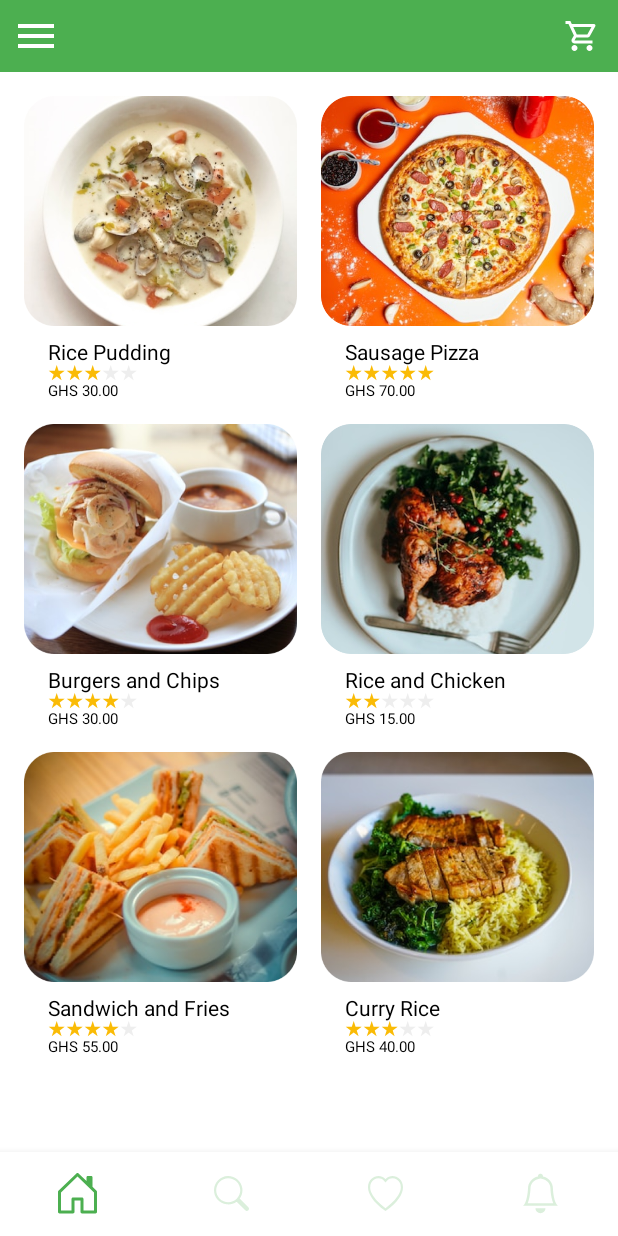
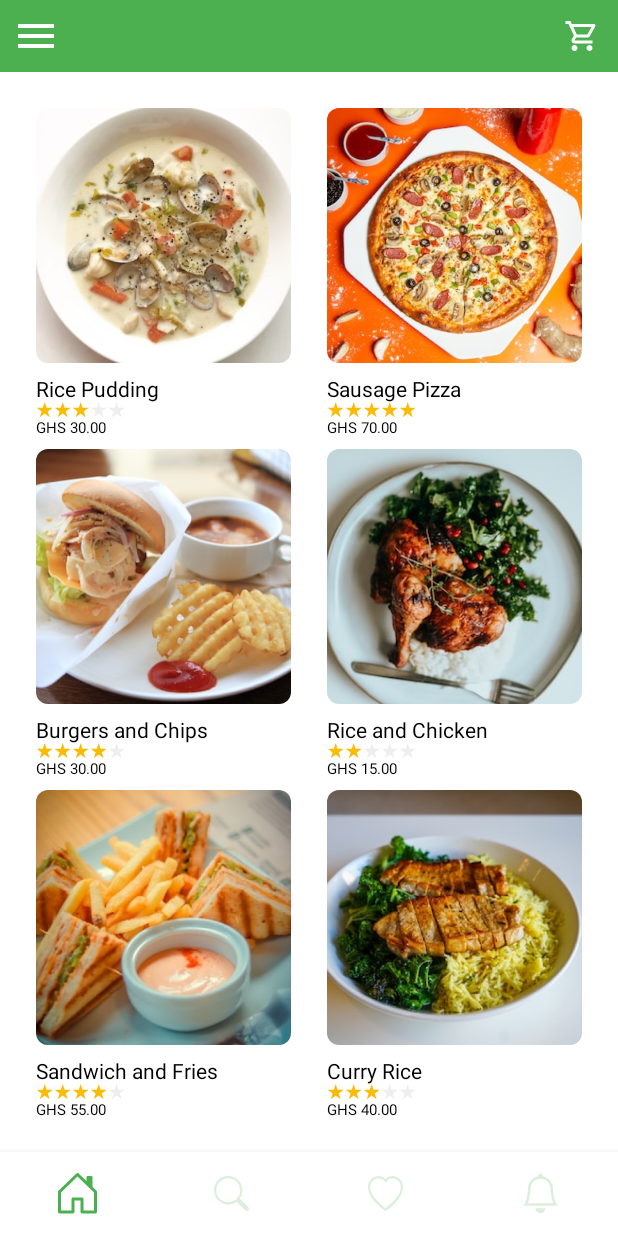
Before and after one commit to Michael-Mensah-xii/Order-Out, an Android app built with Jetpack Compose: the HomeScreen screen opened through its navigation route, on a phone screen of 412 x 824 dp. Run offline under Robolectric (Android 15) with nearby library versions, the phone set to English and light mode, and no system bars; our stand-ins replace accompanist.

Commit message:
initial commit

```diff
--- a/app/src/main/java/com/example/orderout/view/HomeScreen.kt
+++ b/app/src/main/java/com/example/orderout/view/HomeScreen.kt
@@ -1,22 +1,20 @@
 package com.example.orderout.view
 
-import androidx.compose.foundation.ExperimentalFoundationApi
 import androidx.compose.foundation.Image
-import androidx.compose.foundation.background
 import androidx.compose.foundation.clickable
 import androidx.compose.foundation.layout.Arrangement
 import androidx.compose.foundation.layout.Column
 import androidx.compose.foundation.layout.PaddingValues
 import androidx.compose.foundation.layout.Row
 import androidx.compose.foundation.layout.Spacer
+import androidx.compose.foundation.layout.fillMaxSize
 import androidx.compose.foundation.layout.heightIn
 import androidx.compose.foundation.layout.padding
-import androidx.compose.foundation.layout.widthIn
+import androidx.compose.foundation.layout.size
 import androidx.compose.foundation.lazy.grid.GridCells
 import androidx.compose.foundation.lazy.grid.LazyVerticalGrid
 import androidx.compose.foundation.lazy.grid.itemsIndexed
 import androidx.compose.foundation.shape.RoundedCornerShape
-import androidx.compose.material.MaterialTheme
 import androidx.compose.material.Text
 import androidx.compose.material3.Icon
 import androidx.compose.runtime.Composable
@@ -34,20 +32,20 @@ import com.example.orderout.model.FoodData
 import com.example.orderout.model.FoodDataSource
 import com.example.orderout.ui.theme.RatingYellow
 
-@ExperimentalFoundationApi
 @Composable
 fun HomeScreen(onItemClick: (item: Int) -> Unit) {
     val destinations = FoodDataSource().loadData()
 
     LazyVerticalGrid(
+        horizontalArrangement = Arrangement.spacedBy(8.dp),
+        verticalArrangement = Arrangement.spacedBy(8.dp),
         columns = GridCells.Fixed(2),
-        contentPadding = PaddingValues(8.dp),
-        modifier = Modifier.padding(bottom = 48.dp)
+        contentPadding = PaddingValues(horizontal = 16.dp, vertical = 24.dp),
+        modifier = Modifier
+            .fillMaxSize()
     ) {
         itemsIndexed(destinations) { item, destination ->
-            Row(Modifier.padding(8.dp)) {
-                ItemLayout(destination, onItemClick = { onItemClick(item) })
-            }
+            ItemLayout(destination, onItemClick = { onItemClick(item) })
         }
     }
 }
@@ -58,22 +56,15 @@ fun ItemLayout(
     destination: FoodData,
     onItemClick: () -> Unit,
 ) {
-    Column(
-        verticalArrangement = Arrangement.Center,
-        modifier = Modifier
-            .background(MaterialTheme.colors.background)
-            .widthIn(185.dp)
-            .clip(RoundedCornerShape(8.dp))
-            .clickable { onItemClick() }
-    ) {
+    Column(modifier = Modifier.padding(start = 8.dp)) {
         Image(
             painter = painterResource(destination.id),
             contentDescription = stringResource(destination.name),
             modifier = Modifier
-                .widthIn(185.dp)
-                .heightIn(140.dp)
+                .clickable { onItemClick() }
+                .size(height = 170.dp, width = 170.dp)
                 .clip(RoundedCornerShape(8.dp)),
-            contentScale = ContentScale.Fit,
+            contentScale = ContentScale.Crop,
         )
         Spacer(modifier = Modifier.heightIn(10.dp))
 
@@ -81,14 +72,12 @@ fun ItemLayout(
             text = stringResource(destination.name),
             color = Color.Black,
             fontSize = 14.sp,
-            modifier = Modifier.padding(horizontal = 16.dp),
         )
         Rating(rating = destination.rating)
         Text(
             text = String.format("GHS %.2f", destination.price),
             color = Color.Black,
             fontSize = 10.sp,
-            modifier = Modifier.padding(horizontal = 16.dp)
         )
     }
 }
@@ -97,14 +86,11 @@ fun ItemLayout(
 //create rating system
 @Composable
 fun Rating(
-    rating: Int, modifier: Modifier = Modifier,
+    rating: Int,
 ) {
-    Row(
-        modifier.padding(horizontal = 16.dp)
-    ) {
+    Row {
         for (i in 1..5) {
             if (i <= rating) {
-                //  Image(painter = painterResource(id = R.drawable.ic_star))
                 Icon(
                     painter = painterResource(id = R.drawable.ic_star),
                     tint = RatingYellow,
@@ -131,7 +117,7 @@ fun ItemLayoutPreview() {
         rating = 4,
         price = 30.00
     )
-    ItemLayout(destination,  onItemClick = {})
+    ItemLayout(destination, onItemClick = {})
 }
 
 
@@ -140,3 +126,9 @@ fun ItemLayoutPreview() {
 fun RatingPreview() {
     Rating(rating = 1)
 }
+
+@Preview(showBackground = true)
+@Composable
+fun HomeScreenPreview() {
+    HomeScreen(onItemClick = {})
+}
```
